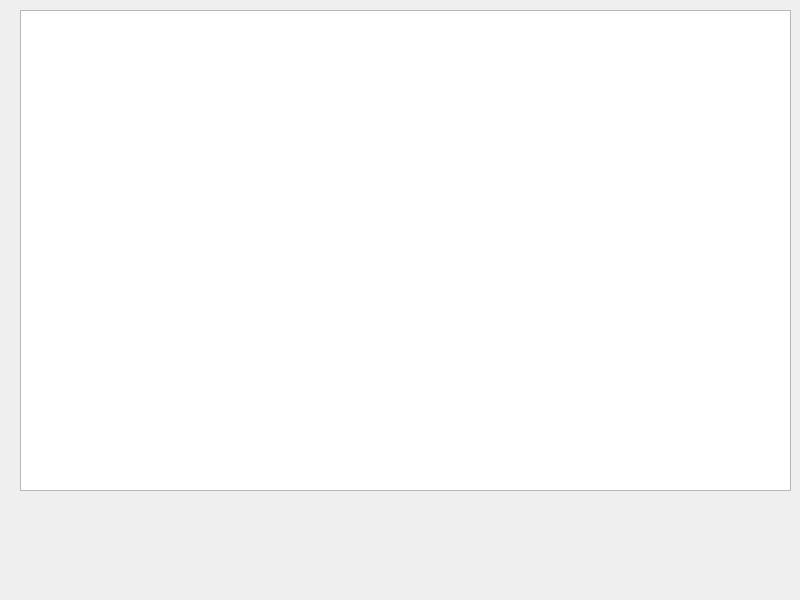
kapysha/obejana, file main.ui: the form before one commit.
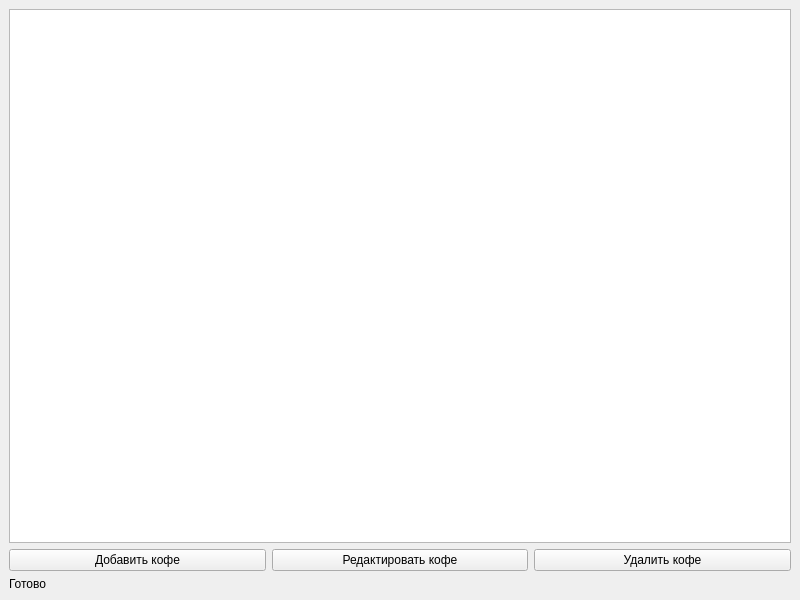
The form after the commit.

Commit message: Добавил кнопки для добавления и редактирования базы данных.

Patch:
```diff
--- a/main.ui
+++ b/main.ui
@@ -14,18 +14,52 @@
    <string>MainWindow</string>
   </property>
   <widget class="QWidget" name="centralwidget">
+   <layout class="QVBoxLayout" name="mainLayout">
+    <item>
    <widget class="QTableWidget" name="tableWidget">
     <property name="geometry">
      <rect>
-      <x>20</x>
+        <x>10</x>
       <y>10</y>
-      <width>771</width>
-      <height>481</height>
+        <width>780</width>
+        <height>450</height>
      </rect>
     </property>
    </widget>
-  </widget>
- </widget>
- <resources/>
- <connections/>
+    </item>
+    <item>
+     <layout class="QHBoxLayout" name="buttonLayout">
+      <item>
+       <widget class="QPushButton" name="add_button">
+        <property name="text">
+         <string>Добавить кофе</string>
+        </property>
+       </widget>
+      </item>
+      <item>
+       <widget class="QPushButton" name="edit_button">
+        <property name="text">
+         <string>Редактировать кофе</string>
+        </property>
+       </widget>
+      </item>
+      <item>
+       <widget class="QPushButton" name="delete_button">
+        <property name="text">
+         <string>Удалить кофе</string>
+        </property>
+       </widget>
+      </item>
+     </layout>
+    </item>
+    <item>
+     <widget class="QLabel" name="label_status">
+      <property name="text">
+       <string>Готово</string>
+      </property>
+     </widget>
+    </item>
+   </layout>
+  </widget>
+ </widget>
 </ui>
```
Left out of the diff: 6 changed lines with no effect on the pictures. Lines whose indentation alone changed are shown as unchanged. The commit also changes 4 other files.
